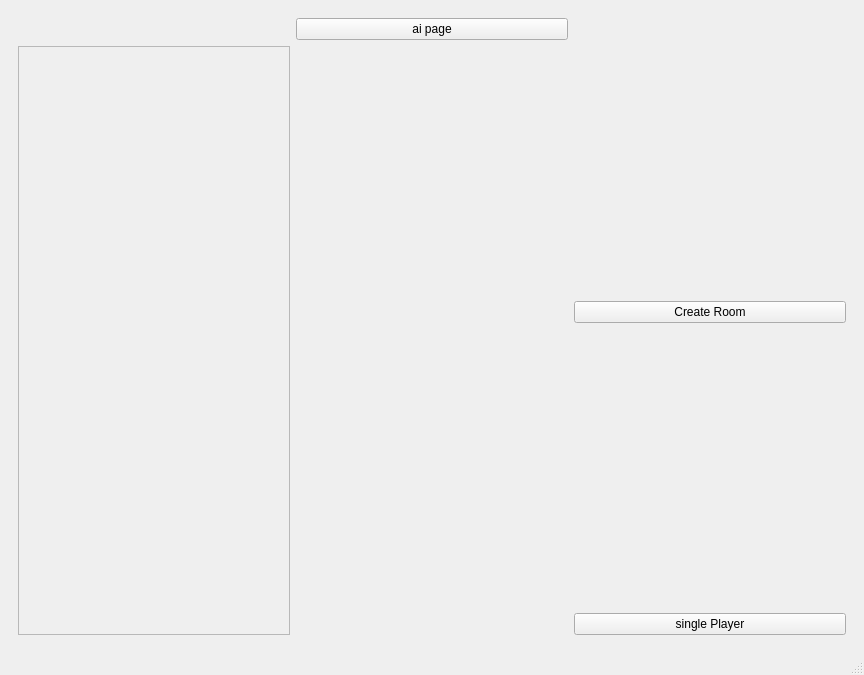
The window that game/game.ui (hiteshk-itis/newSnakeGame) describes before a commit, drawn with Qt 5.
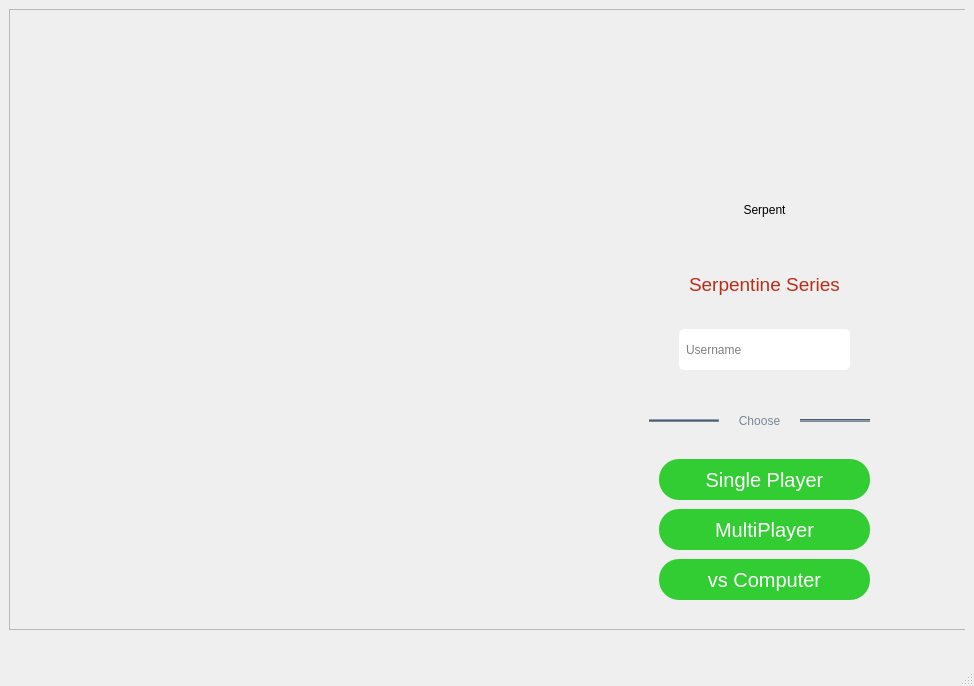
The same window after the commit. The open tabs and pages were chosen to show the change. Icons and pictures are not drawn. Custom widgets are drawn as their Qt base class.

Patch:
```diff
--- a/game/game.ui
+++ b/game/game.ui
@@ -6,17 +6,24 @@
    <rect>
     <x>0</x>
     <y>0</y>
-    <width>864</width>
-    <height>675</height>
+    <width>974</width>
+    <height>686</height>
    </rect>
   </property>
   <property name="windowTitle">
-   <string>Game</string>
+   <string>Serpentine Series</string>
+  </property>
+  <property name="styleSheet">
+   <string notr="true">font-family: helvetica; 
+</string>
   </property>
   <widget class="QWidget" name="centralwidget">
    <layout class="QHBoxLayout" name="horizontalLayout">
     <item>
      <widget class="QStackedWidget" name="stackedWidget">
+      <property name="styleSheet">
+       <string notr="true"/>
+      </property>
       <property name="currentIndex">
        <number>0</number>
       </property>
@@ -83,39 +90,296 @@
        </layout>
       </widget>
       <widget class="QWidget" name="mainPage">
-       <layout class="QGridLayout" name="gridLayout">
-        <item row="0" column="1">
-         <widget class="QPushButton" name="pushButton_ai">
-          <property name="text">
-           <string>ai page</string>
-          </property>
-         </widget>
-        </item>
-        <item row="0" column="2" rowspan="2">
+       <widget class="QFrame" name="side_pic_frame">
+        <property name="geometry">
+         <rect>
+          <x>0</x>
+          <y>0</y>
+          <width>961</width>
+          <height>621</height>
+         </rect>
+        </property>
+        <property name="frameShape">
+         <enum>QFrame::StyledPanel</enum>
+        </property>
+        <property name="frameShadow">
+         <enum>QFrame::Raised</enum>
+        </property>
+        <widget class="QFrame" name="frame_btns">
+         <property name="geometry">
+          <rect>
+           <x>580</x>
+           <y>0</y>
+           <width>371</width>
+           <height>621</height>
+          </rect>
+         </property>
+         <property name="focusPolicy">
+          <enum>Qt::StrongFocus</enum>
+         </property>
+         <property name="styleSheet">
+          <string notr="true">QPushButton{
+border-radius: 20px;
+background-color: limegreen;
+color:white;
+}
+QPushButton:hover:pressed{
+background-color: white;
+color: limegreen;
+}</string>
+         </property>
+         <property name="frameShape">
+          <enum>QFrame::NoFrame</enum>
+         </property>
+         <property name="frameShadow">
+          <enum>QFrame::Raised</enum>
+         </property>
          <widget class="QPushButton" name="pushButton_createRoom">
+          <property name="geometry">
+           <rect>
+            <x>70</x>
+            <y>500</y>
+            <width>211</width>
+            <height>41</height>
+           </rect>
+          </property>
+          <property name="cursor">
+           <cursorShape>PointingHandCursor</cursorShape>
+          </property>
+          <property name="styleSheet">
+           <string notr="true">QPushButton{
+border-radius: 20px;
+font-size: 20px; 
+font-family: Helvetica;
+
+
+
+background-color: limegreen;
+color:white;
+}
+
+QPushButton:hover{
+
+
+background-color: #e1f5e6;
+color: limegreen;
+border-style: solid; 
+border-color: limegreen;
+border-width: 1px; 
+}
+
+
+QPushButton:pressed{
+background-color: gray;
+color: limegreen;
+
+}</string>
+          </property>
           <property name="text">
-           <string>Create Room</string>
+           <string>MultiPlayer</string>
           </property>
          </widget>
-        </item>
-        <item row="1" column="0" rowspan="2">
-         <widget class="QFrame" name="frame">
-          <property name="frameShape">
-           <enum>QFrame::StyledPanel</enum>
+         <widget class="QPushButton" name="pushButton_ai">
+          <property name="geometry">
+           <rect>
+            <x>70</x>
+            <y>550</y>
+            <width>211</width>
+            <height>41</height>
+           </rect>
           </property>
-          <property name="frameShadow">
-           <enum>QFrame::Raised</enum>
+          <property name="cursor">
+           <cursorShape>PointingHandCursor</cursorShape>
           </property>
+          <property name="styleSheet">
+           <string notr="true">QPushButton{
+border-radius: 20px;
+font-size: 20px; 
+font-family: Helvetica;
+
+
+
+background-color: limegreen;
+color:white;
+}
+
+QPushButton:hover{
+
+
+background-color: #e1f5e6;
+color: limegreen;
+border-style: solid; 
+border-color: limegreen;
+border-width: 1px; 
+}
+
+
+QPushButton:pressed{
+background-color: gray;
+color: limegreen;
+
+}</string>
+          </property>
+          <property name="text">
+           <string>vs Computer</string>
+          </property>
          </widget>
-        </item>
-        <item row="2" column="2">
          <widget class="QPushButton" name="pushButton_singlePlayer">
+          <property name="geometry">
+           <rect>
+            <x>70</x>
+            <y>450</y>
+            <width>211</width>
+            <height>41</height>
+           </rect>
+          </property>
+          <property name="cursor">
+           <cursorShape>PointingHandCursor</cursorShape>
+          </property>
+          <property name="styleSheet">
+           <string notr="true">QPushButton{
+border-radius: 20px;
+font-size: 20px; 
+font-family: Helvetica;
+
+
+
+background-color: limegreen;
+color:white;
+}
+
+QPushButton:hover{
+
+
+background-color: #e1f5e6;
+color: limegreen;
+border-style: solid; 
+border-color: limegreen;
+border-width: 1px; 
+}
+
+
+QPushButton:pressed{
+background-color: gray;
+color: limegreen;
+
+}</string>
+          </property>
           <property name="text">
-           <string>single Player</string>
+           <string>Single Player</string>
           </property>
          </widget>
-        </item>
-       </layout>
+         <widget class="QLabel" name="label_icon">
+          <property name="geometry">
+           <rect>
+            <x>90</x>
+            <y>140</y>
+            <width>171</width>
+            <height>121</height>
+           </rect>
+          </property>
+          <property name="styleSheet">
+           <string notr="true">QLable{
+background: url(:/img/res/pngkit_snake-cartoon-png_1033742.png);
+}</string>
+          </property>
+          <property name="text">
+           <string>Serpent</string>
+          </property>
+          <property name="alignment">
+           <set>Qt::AlignCenter</set>
+          </property>
+         </widget>
+         <widget class="QLineEdit" name="userName">
+          <property name="geometry">
+           <rect>
+            <x>90</x>
+            <y>320</y>
+            <width>171</width>
+            <height>41</height>
+           </rect>
+          </property>
+          <property name="styleSheet">
+           <string notr="true">QLineEdit{
+padding: 5px; 
+font-family: Helvetica; 
+border-radius: 5px;
+}</string>
+          </property>
+          <property name="placeholderText">
+           <string>Username</string>
+          </property>
+         </widget>
+         <widget class="QLabel" name="label">
+          <property name="geometry">
+           <rect>
+            <x>100</x>
+            <y>260</y>
+            <width>161</width>
+            <height>31</height>
+           </rect>
+          </property>
+          <property name="styleSheet">
+           <string notr="true">font-family: Helvetica; 
+font-size: 19px; 
+color: #ba2e18; </string>
+          </property>
+          <property name="text">
+           <string>Serpentine Series</string>
+          </property>
+         </widget>
+         <widget class="QWidget" name="layoutWidget">
+          <property name="geometry">
+           <rect>
+            <x>60</x>
+            <y>400</y>
+            <width>221</width>
+            <height>24</height>
+           </rect>
+          </property>
+          <layout class="QHBoxLayout" name="horizontalLayout_3">
+           <item>
+            <widget class="Line" name="line">
+             <property name="styleSheet">
+              <string notr="true">background: lightslategrey; </string>
+             </property>
+             <property name="frameShadow">
+              <enum>QFrame::Raised</enum>
+             </property>
+             <property name="orientation">
+              <enum>Qt::Horizontal</enum>
+             </property>
+            </widget>
+           </item>
+           <item>
+            <widget class="QLabel" name="label_2">
+             <property name="styleSheet">
+              <string notr="true">background: none;
+font-family: helvetica; 
+color: lightslategray;  </string>
+             </property>
+             <property name="text">
+              <string>Choose</string>
+             </property>
+             <property name="alignment">
+              <set>Qt::AlignCenter</set>
+             </property>
+            </widget>
+           </item>
+           <item>
+            <widget class="Line" name="line_2">
+             <property name="styleSheet">
+              <string notr="true">background: lightslategray; </string>
+             </property>
+             <property name="orientation">
+              <enum>Qt::Horizontal</enum>
+             </property>
+            </widget>
+           </item>
+          </layout>
+         </widget>
+        </widget>
+       </widget>
       </widget>
      </widget>
     </item>
```
Left out of the diff: 13 changed lines with no effect on the pictures.
